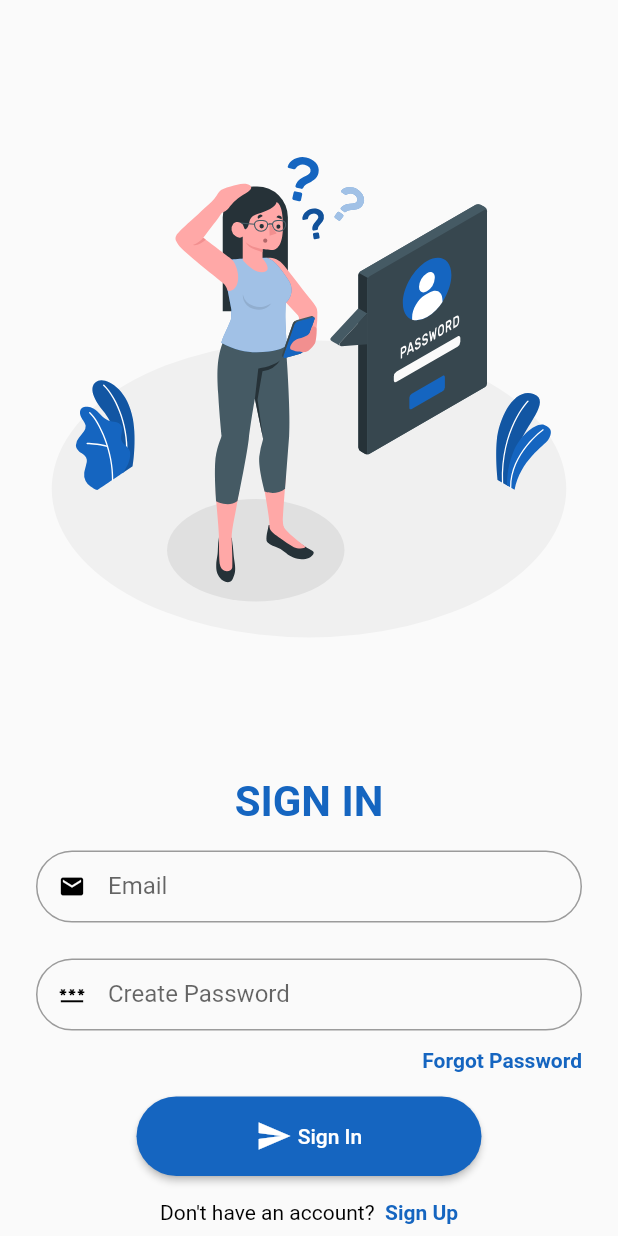
After one commit to Crucialjun/cbc_learning_materials, a Flutter app: the screen it shows after launch, after a tap on "Skip", after a tap on "Forgot Password?", on a phone screen of 412 x 824 dp. The commit adds this screen. Run offline on Flutter 3.47's test engine with Material 2 defaults, Android fonts, the phone set to English and light mode, and no system bars; drawn by our look-alikes of progress_state_button; our stand-ins replace awesome_dialog, email_validator, firebase_auth, firebase_core, flutter_pw_validator, flutter_svg and 1 more; accounts and stored records are empty.

Commit message:
forgot password

```diff
--- a/lib/firebase_utils/firebase_auth_methods.dart
+++ b/lib/firebase_utils/firebase_auth_methods.dart
@@ -21,9 +21,7 @@ class FirebaseAuthMethods {
   Future signIn(String email, String password, BuildContext context) async {
     try {
       UserCredential userCredential = await FirebaseAuth.instance
-          .signInWithEmailAndPassword(
-              email: "barry.allen@example.com",
-              password: "SuperSecretPassword!");
+          .signInWithEmailAndPassword(email: email, password: password);
     } on FirebaseAuthException catch (e) {
       if (e.code == 'user-not-found') {
         showErrorDialog(context, "No user with that email, please sign up");
--- /dev/null
+++ b/lib/screens/forgot_password.dart
@@ -0,0 +1,152 @@
+import 'package:cbc_learning_materials/app_colors.dart';
+import 'package:cbc_learning_materials/screens/sign_up_screen.dart';
+import 'package:flutter/material.dart';
+import 'package:flutter_svg/flutter_svg.dart';
+import 'package:progress_state_button/iconed_button.dart';
+import 'package:progress_state_button/progress_button.dart';
+
+import '../firebase_utils/firebase_auth_methods.dart';
+
+class ForgotPassword extends StatefulWidget {
+  const ForgotPassword({Key? key}) : super(key: key);
+
+  @override
+  State<ForgotPassword> createState() => _ForgotPasswordState();
+}
+
+class _ForgotPasswordState extends State<ForgotPassword> {
+  bool _isLoading = false;
+  @override
+  Widget build(BuildContext context) {
+    return Scaffold(
+      body: SafeArea(
+        child: Padding(
+          padding: const EdgeInsets.only(left: 24, right: 24),
+          child: Column(children: [
+            Expanded(
+                child: Hero(
+                    tag: "topsvg",
+                    child: SvgPicture.asset(
+                        "assets/svg/forgot_password_image.svg"))),
+            const Text(
+              'SIGN IN',
+              style: TextStyle(
+                  color: AppColors.primaryColor,
+                  fontSize: 28,
+                  fontWeight: FontWeight.bold),
+            ),
+            const SizedBox(
+              height: 16,
+            ),
+            TextField(
+              decoration: InputDecoration(
+                isDense: true,
+                contentPadding: const EdgeInsets.all(4),
+                prefixIcon: const Icon(
+                  Icons.email,
+                  color: Colors.black,
+                ),
+                labelText: "Email",
+                border: OutlineInputBorder(
+                  borderRadius: BorderRadius.circular(30),
+                ),
+              ),
+            ),
+            const SizedBox(
+              height: 24,
+            ),
+            TextFormField(
+              obscureText: true,
+              validator: (value) {
+                if (value!.isEmpty) {
+                  return " Please enter password";
+                } else {
+                  return null;
+                }
+              },
+              decoration: InputDecoration(
+                isDense: true,
+                contentPadding: const EdgeInsets.all(8),
+                prefixIcon: const Icon(
+                  Icons.password,
+                  color: Colors.black,
+                ),
+                labelText: "Create Password",
+                border: OutlineInputBorder(
+                  borderRadius: BorderRadius.circular(30),
+                ),
+              ),
+            ),
+            const SizedBox(
+              height: 12,
+            ),
+            const Align(
+              alignment: Alignment.centerRight,
+              child: InkWell(
+                  child: Text(
+                "Forgot Password",
+                style: TextStyle(
+                    color: AppColors.primaryColor, fontWeight: FontWeight.bold),
+              )),
+            ),
+            const SizedBox(
+              height: 16,
+            ),
+            ProgressButton.icon(
+              iconedButtons: {
+                ButtonState.idle: const IconedButton(
+                    text: "Sign In",
+                    icon: Icon(Icons.send, color: Colors.white),
+                    color: AppColors.primaryColor),
+                ButtonState.loading: IconedButton(
+                    text: "Loading", color: Colors.deepPurple.shade700),
+                ButtonState.fail: IconedButton(
+                    text: "Failed",
+                    icon: const Icon(Icons.cancel, color: Colors.white),
+                    color: Colors.red.shade300),
+                ButtonState.success: IconedButton(
+                    text: "Success",
+                    icon: const Icon(
+                      Icons.check_circle,
+                      color: Colors.white,
+                    ),
+                    color: Colors.green.shade400)
+              },
+              state: _isLoading ? ButtonState.loading : ButtonState.idle,
+              onPressed: () async {},
+            ),
+            const SizedBox(
+              height: 16,
+            ),
+            Padding(
+              padding: const EdgeInsets.only(bottom: 8),
+              child: Row(
+                mainAxisAlignment: MainAxisAlignment.center,
+                children: [
+                  const Text(
+                    "Don't have an account? ",
+                    style: TextStyle(color: Colors.black),
+                  ),
+                  InkWell(
+                      onTap: () {
+                        Navigator.push(
+                          context,
+                          MaterialPageRoute(
+                              builder: (context) => const SignUpScreen()),
+                        );
+                      },
+                      child: const Text(
+                        " Sign Up",
+                        style: TextStyle(
+                            color: AppColors.primaryColor,
+                            fontWeight: FontWeight.bold),
+                      )),
+                ],
+              ),
+            )
+          ]),
+        ),
+      ),
+    );
+  }
+}
--- a/lib/screens/onboarding_screen.dart
+++ b/lib/screens/onboarding_screen.dart
@@ -34,17 +34,27 @@ class _OnboardingScreenState extends State<OnboardingScreen> {
         child: Column(children: [
           Row(
             mainAxisAlignment: MainAxisAlignment.spaceBetween,
-            children: const [
-              Text(
+            children: [
+              const Text(
                 appName,
                 style: TextStyle(
                     fontSize: 18,
                     color: AppColors.primaryColor,
                     fontWeight: FontWeight.bold),
               ),
-              Text(
-                "Skip",
-                style: TextStyle(color: AppColors.PRIMARY_COLOR_LIGHT),
+              InkWell(
+                onTap: () {
+                  Navigator.pushAndRemoveUntil(
+                      context,
+                      MaterialPageRoute(
+                        builder: (context) => const SignInScreen(),
+                      ),
+                      (route) => false);
+                },
+                child: const Text(
+                  "Skip",
+                  style: TextStyle(color: AppColors.PRIMARY_COLOR_LIGHT),
+                ),
               ),
             ],
           ),
--- a/lib/screens/sign_in_screen.dart
+++ b/lib/screens/sign_in_screen.dart
@@ -1,3 +1,4 @@
+import 'package:cbc_learning_materials/screens/forgot_password.dart';
 import 'package:cbc_learning_materials/screens/sign_up_screen.dart';
 import 'package:email_validator/email_validator.dart';
 import 'package:flutter/material.dart';
@@ -40,7 +41,7 @@ class _SignInScreenState extends State<SignInScreen> {
               Expanded(
                   child: Hero(
                       tag: "topsvg",
-                      child: SvgPicture.asset("assets/svg/signup_image.svg"))),
+                      child: SvgPicture.asset("assets/svg/signin_image.svg"))),
               const Text(
                 'SIGN IN',
                 style: TextStyle(
@@ -98,15 +99,22 @@ class _SignInScreenState extends State<SignInScreen> {
               const SizedBox(
                 height: 12,
               ),
-              const Align(
+              Align(
                 alignment: Alignment.centerRight,
                 child: InkWell(
-                    child: Text(
-                  "Forgot Password",
-                  style: TextStyle(
-                      color: AppColors.primaryColor,
-                      fontWeight: FontWeight.bold),
-                )),
+                    onTap: () {
+                      Navigator.push(
+                        context,
+                        MaterialPageRoute(
+                            builder: (context) => const ForgotPassword()),
+                      );
+                    },
+                    child: const Text(
+                      "Forgot Password?",
+                      style: TextStyle(
+                          color: AppColors.primaryColor,
+                          fontWeight: FontWeight.bold),
+                    )),
               ),
               const SizedBox(
                 height: 16,
--- a/lib/screens/sign_up_screen.dart
+++ b/lib/screens/sign_up_screen.dart
@@ -1,5 +1,6 @@
 import 'package:cbc_learning_materials/app_colors.dart';
 import 'package:cbc_learning_materials/firebase_utils/firebase_auth_methods.dart';
+import 'package:cbc_learning_materials/screens/sign_in_screen.dart';
 import 'package:email_validator/email_validator.dart';
 import 'package:flutter/material.dart';
 import 'package:flutter_pw_validator/flutter_pw_validator.dart';
@@ -263,7 +264,13 @@ class _SignUpScreenState extends State<SignUpScreen> {
                       style: TextStyle(color: Colors.black),
                     ),
                     InkWell(
-                        onTap: () {},
+                        onTap: () {
+                          Navigator.push(
+                            context,
+                            MaterialPageRoute(
+                                builder: (context) => const SignInScreen()),
+                          );
+                        },
                         child: const Text(
                           " Sign in",
                           style: TextStyle(
```
Also changed, not shown: assets/svg/forgot_password_image.svg (added), assets/svg/signin_image.svg (added).
